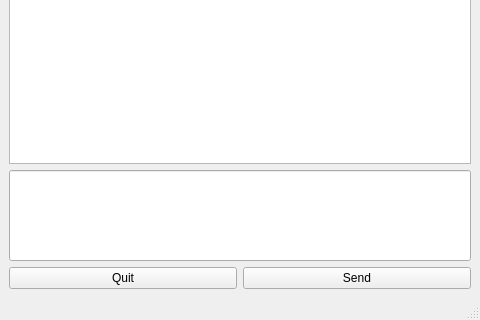
Before: the Qt Designer form ui/dchat.ui in berndhs/egalite, drawn with Qt 5; both pictures show x 0 to 480 and y 320 to 640 of the 480 by 640 pixel window.
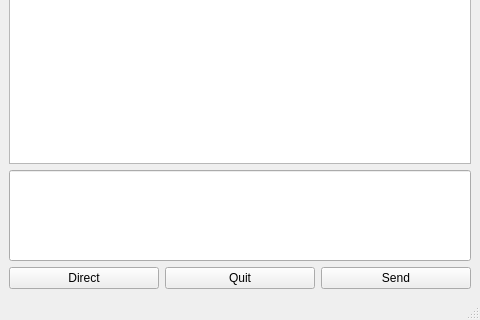
After: the same form once the commit is applied. Icons and pictures are not drawn.

Patch:
```diff
--- a/ui/dchat.ui
+++ b/ui/dchat.ui
@@ -31,6 +31,13 @@
     </item>
     <item row="2" column="0">
      <layout class="QHBoxLayout" name="horizontalLayout">
+      <item>
+       <widget class="QPushButton" name="directButton">
+        <property name="text">
+         <string>Direct</string>
+        </property>
+       </widget>
+      </item>
       <item>
        <widget class="QPushButton" name="quitButton">
         <property name="text">
```
